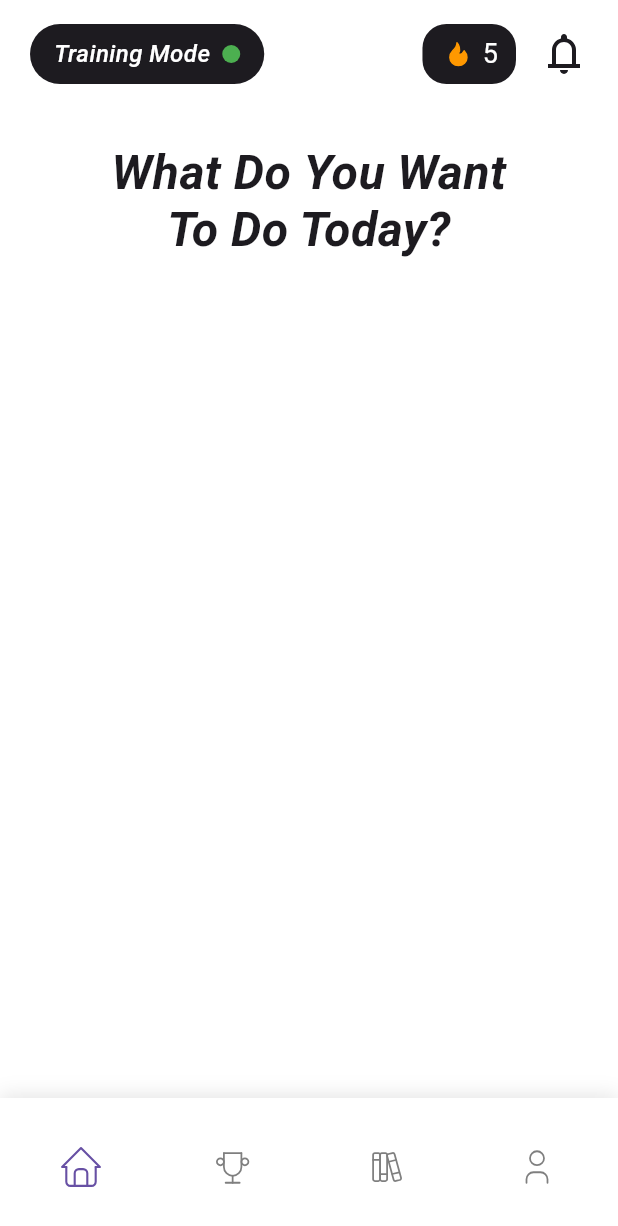
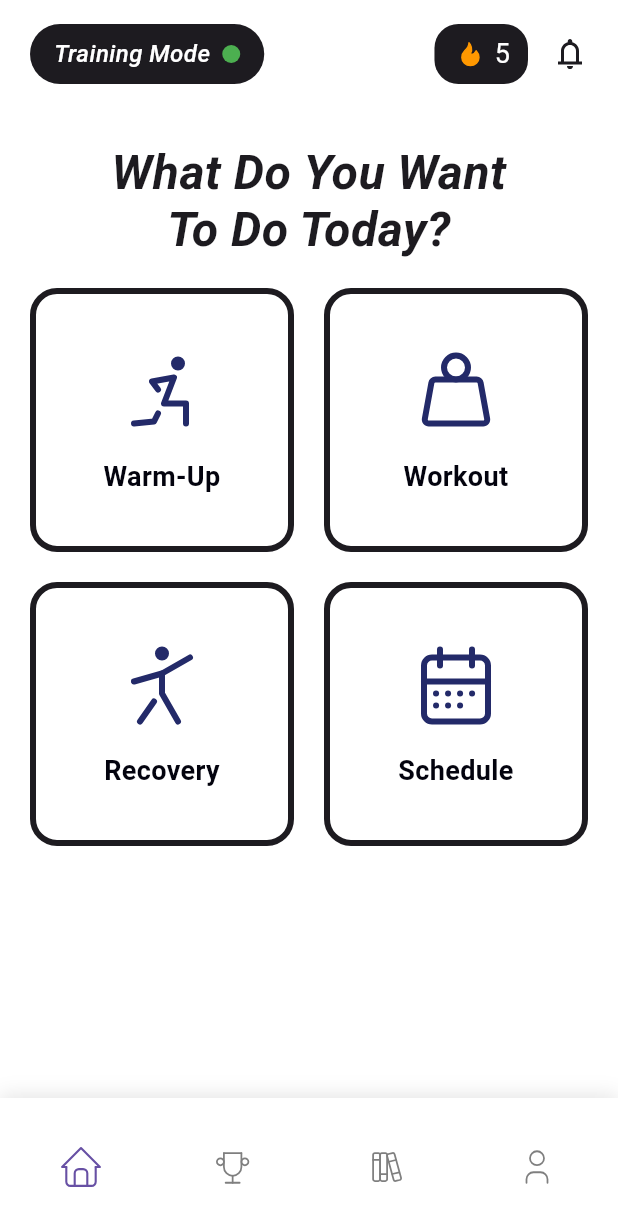
Before and after one commit to M3kko/Peakfit, a Flutter app: the screen it shows after launch, on a phone screen of 412 x 824 dp. Shown: the top 1226 px of the screen. Run offline on Flutter 3.47's test engine with Material 3 defaults, Android fonts, the phone set to English and light mode, and no system bars; our stand-ins replace flutter_svg; Roboto replaces fonts that are missing (Helvetica Neue, Poppins).

Commit message:
added home screen action items

```diff
--- /dev/null
+++ b/lib/components/home_action.dart
@@ -0,0 +1,61 @@
+import 'package:flutter/material.dart';
+import 'package:flutter_svg/flutter_svg.dart';
+
+class HomeAction extends StatelessWidget {
+  final String iconPath;
+  final String label;
+  final VoidCallback? onTap;
+
+  const HomeAction({
+    Key? key,
+    required this.iconPath,
+    required this.label,
+    this.onTap,
+  }) : super(key: key);
+
+  @override
+  Widget build(BuildContext context) {
+    return GestureDetector(
+      onTap: onTap,
+      child: Container(
+        width: 148, // Fixed width as specified
+        height: 148, // Fixed height as specified
+        decoration: BoxDecoration(
+          // Transparent fill with border
+          border: Border.all(
+            color: const Color(0xFF1D1B20), // Border color
+            width: 4, // Border thickness
+          ),
+          borderRadius: BorderRadius.circular(18), // Rounded corners
+        ),
+        child: Column(
+          mainAxisAlignment: MainAxisAlignment.center,
+          children: [
+            // Icon placeholder with specified size and color
+            SvgPicture.asset(
+              iconPath,
+              width: 64,
+              height: 64,
+              colorFilter: const ColorFilter.mode(
+                Color(0xFF232A69), // Icon color
+                BlendMode.srcIn,
+              ),
+            ),
+            const SizedBox(height: 12), // Spacing between icon and text
+            // Label text with specified styling
+            Text(
+              label,
+              style: const TextStyle(
+                fontSize: 18,
+                fontFamily: 'Helvetica Neue', // You may need to add this font to your project
+                fontWeight: FontWeight.bold,
+                color: Color(0xFF03030E), // Text color
+              ),
+              textAlign: TextAlign.center,
+            ),
+          ],
+        ),
+      ),
+    );
+  }
+}
--- a/lib/screens/home_screen.dart
+++ b/lib/screens/home_screen.dart
@@ -1,6 +1,7 @@
 import 'package:flutter/material.dart';
 import 'package:flutter_svg/flutter_svg.dart';
 import '../components/navbar.dart';
+import '../components/home_action.dart'; // Import the HomeAction component
 import '../constants/app_icons.dart';
 import 'leaderboard_screen.dart';
 import 'library_screen.dart';
@@ -18,16 +19,55 @@ class _HomeScreenState extends State<HomeScreen> {
 
   // This list holds the different screens we can navigate to
   final List<Widget> _screens = [
-    // Home screen content (index 0)
+    // Home screen content (index 0) - Now with 2x2 grid
     Column(
       children: [
-        // Main content of home screen
+        const SizedBox(height: 20), // Space after header text
+
+        // 2x2 Grid of action buttons
         Expanded(
-          child: Center(
-            child: Text(
-              '',
-              style: TextStyle(fontSize: 24),
-            ),
+          child: GridView.count(
+            crossAxisCount: 2, // 2 columns for a 2x2 grid
+            mainAxisSpacing: 20, // Vertical spacing
+            crossAxisSpacing: 20, // Horizontal spacing
+            physics: const NeverScrollableScrollPhysics(), // Prevents independent scrolling
+            children: [
+              // Warm-Up action
+              HomeAction(
+                iconPath: AppIcons.warmup,
+                label: 'Warm-Up',
+                onTap: () {
+                  // Navigation logic would go here
+                },
+              ),
+
+              // Workout action
+              HomeAction(
+                iconPath: AppIcons.workout,
+                label: 'Workout',
+                onTap: () {
+                  // Navigation logic would go here
+                },
+              ),
+
+              // Recovery action
+              HomeAction(
+                iconPath: AppIcons.recover,
+                label: 'Recovery',
+                onTap: () {
+                  // Navigation logic would go here
+                },
+              ),
+
+              // Schedule action
+              HomeAction(
+                iconPath: AppIcons.schedule,
+                label: 'Schedule',
+                onTap: () {
+                  // Navigation logic would go here
+                },
+              ),
+            ],
           ),
         ),
       ],
@@ -79,7 +119,7 @@ class _HomeScreenState extends State<HomeScreen> {
         Row(
           mainAxisAlignment: MainAxisAlignment.spaceBetween,
           children: [
-            // Training Mode toggle
+            // Training Mode toggle - fixed height with content centered
             Container(
               height: 40, // Fixed height to match the streak counter
               padding: const EdgeInsets.symmetric(horizontal: 16),
@@ -155,11 +195,11 @@ class _HomeScreenState extends State<HomeScreen> {
 
                 const SizedBox(width: 16),
 
-                // Notification bell
+                // Notification bell without background
                 SvgPicture.asset(
                   AppIcons.notification,
-                  height: 32,
-                  width: 32,
+                  height: 24,
+                  width: 24,
                   colorFilter: const ColorFilter.mode(
                     Color(0xFF1D1B20), // Using the dark color for the icon itself
                     BlendMode.srcIn,
```
